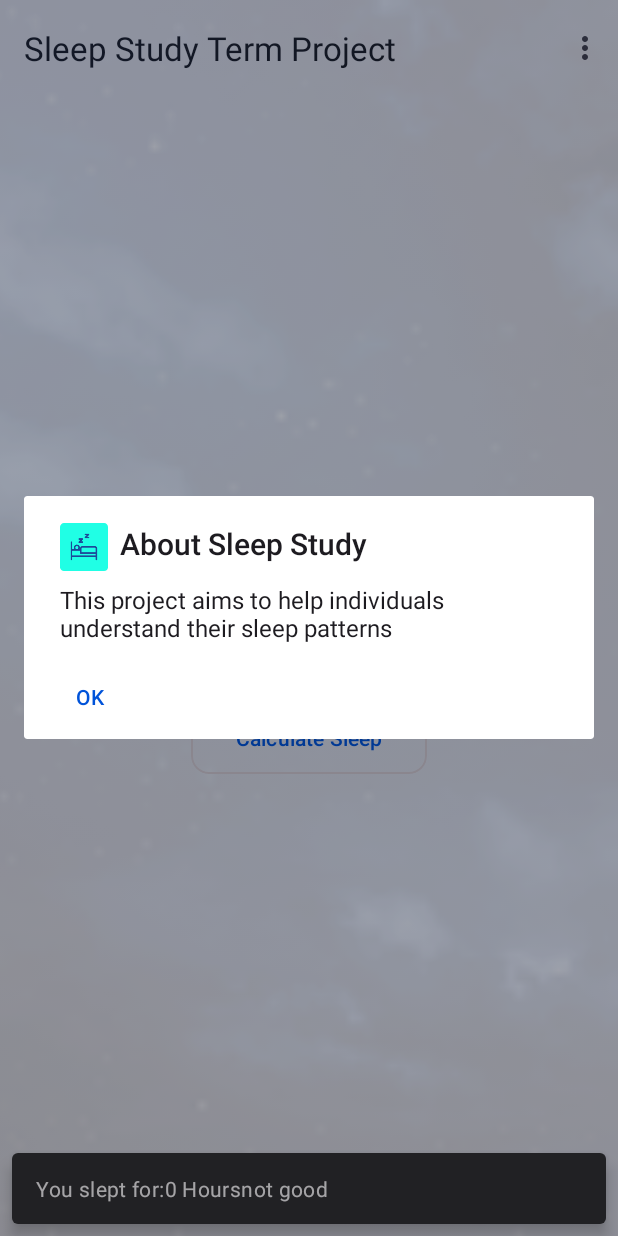
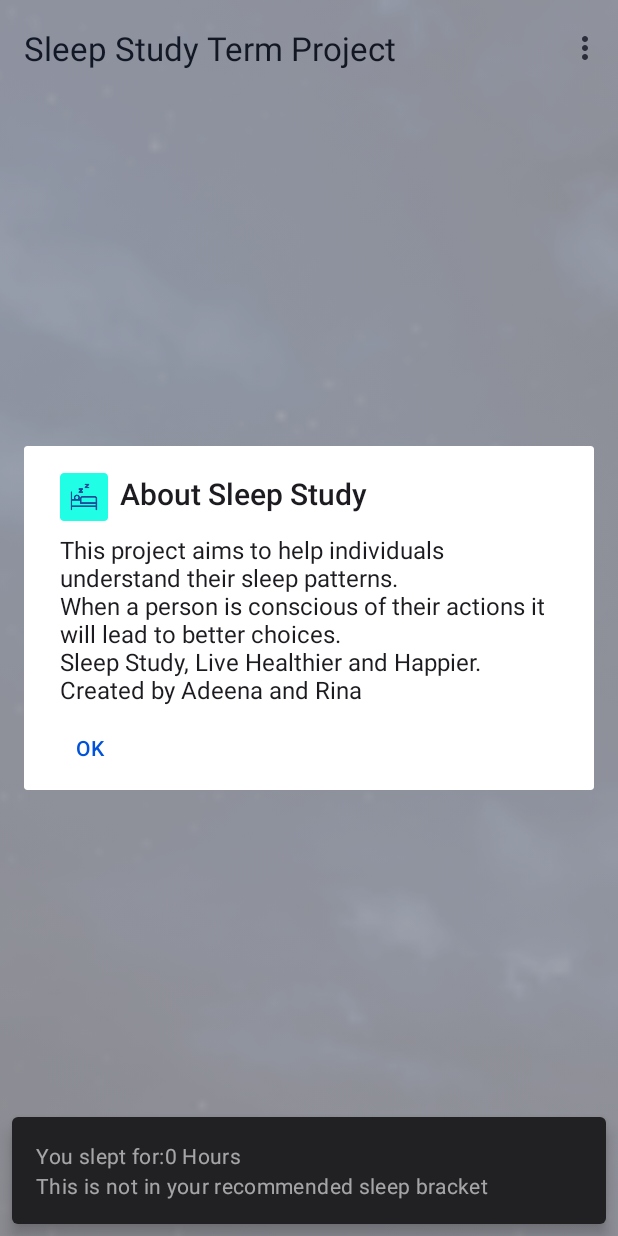
Before and after one commit to rsteinberg6/Sleep_Study_Project, an Android app: the screen it shows after launch (MainActivity), in the options menu, after a tap on "About", on a phone screen of 412 x 824 dp. Run offline under Robolectric (Android 15) with nearby library versions, the phone set to English and light mode, and no system bars; 1 statement that could not run was skipped.

Commit message:
small updates

```diff
--- a/app/src/main/java/com/example/sleepstudytermproject/models/SleepStudy.java
+++ b/app/src/main/java/com/example/sleepstudytermproject/models/SleepStudy.java
@@ -72,34 +72,6 @@ public class SleepStudy {
     }
 
 
-
-/*
-    public int getSleep()
-    {
-        if (age > 0 && bedTime > 0 && wakeUp >0 ) {
-          return bedTime-wakeUp;
-        }
-        else
-            throw new IllegalStateException ("Cannot get sleep before entering all required information.");
-    }
-*/
-/*
-    public String getSleepAmount ()
-    {
-        String sleepGroup;
-        int totalSleep = getSleep();
-
-        if (totalSleep < 5)
-            sleepGroup = "You must get more sleep";
-        else if (totalSleep < 8)
-            sleepGroup = "Healthy amount of sleep!";
-        else if (totalSleep < 12)
-            sleepGroup = "WOW! Fantabulous sleep!";
-        else
-            sleepGroup = "That's enough sleep at this point!";
-
-        return sleepGroup;
-    }*/
 public String getCalcResult() {
     //check for 0s
     if(wakeUpHour <0 || wakeUpMinute < 0 || bedTimeHour <0 || bedTimeMinute <0 ){
@@ -112,13 +84,13 @@ public String getCalcResult() {
     // Determine sleep recommendation based on age and time person slept
     String result;
     if (age >= 6 && age <= 12 && sleepHours >= 9 && sleepHours <= 12) {
-        result = "You slept for:" + sleepHours + " Hours" + "healthy for school age";
+        result = "You slept for:" + sleepHours + " Hours" + "\nWhich is healthy for your age";
     } else if (age >= 13 && age <= 18 && sleepHours >= 8 && sleepHours <= 10) {
-        result = "You slept for:" + sleepHours + " Hours" + "teenager";
+        result = "You slept for:" + sleepHours + " Hours" + "\nThis is healthy for a teenager";
     } else if (age >= 18 && age <= 60 && sleepHours >= 7) {
-        result = "You slept for:" + sleepHours + " Hours" + "adult";
+        result = "You slept for:" + sleepHours + " Hours" + "This is healthy for an adult";
     } else {
-        result = "You slept for:" + sleepHours + " Hours" + "not good";
+        result = "You slept for:" + sleepHours + " Hours" + "\nThis is not in your recommended sleep bracket";
     }
     return result;
 }
--- a/app/src/main/res/values/strings.xml
+++ b/app/src/main/res/values/strings.xml
@@ -20,7 +20,9 @@
     <string name="select_wakeUp">Select Wake Up Time</string>
     <string name="select_bedtime">Select Bedtime</string>
     <string name="calculate_sleep">Calculate Sleep</string>
-    <string name="about_text">This project aims to help individuals understand their sleep patterns</string>
+    <string name="about_text">This project aims to help individuals understand their sleep patterns. \nWhen
+    a person is conscious of their actions it will lead to better choices. \nSleep Study, Live Healthier and Happier.
+    \nCreated by Adeena and Rina</string>
 
 
     <!-- res/values/strings.xml -->
```
